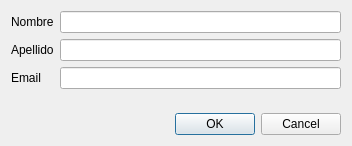
This is dialog.ui in JuannRob/final-lab2 as Qt 5 draws it before an edit. The edited form follows.
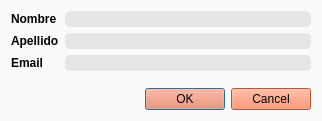
This is the edited form.

The edit to the form file:
```diff
--- a/dialog.ui
+++ b/dialog.ui
@@ -6,18 +6,27 @@
             <rect>
                 <x>0</x>
                 <y>0</y>
-                <width>352</width>
-                <height>146</height>
+    <width>322</width>
+    <height>121</height>
             </rect>
         </property>
         <property name="windowTitle">
             <string>Login</string>
         </property>
+  <property name="styleSheet">
+   <string notr="true">background-color: rgb(250, 250, 250);</string>
+  </property>
         <layout class="QVBoxLayout" name="verticalLayout">
             <item>
                 <layout class="QFormLayout" name="formLayout">
                     <item row="0" column="0">
                         <widget class="QLabel" name="label">
+       <property name="font">
+        <font>
+         <weight>75</weight>
+         <bold>true</bold>
+        </font>
+       </property>
                             <property name="text">
                                 <string>Nombre</string>
                             </property>
@@ -25,6 +34,9 @@
                     </item>
                     <item row="0" column="1">
                         <widget class="QLineEdit" name="nombre">
+       <property name="styleSheet">
+        <string notr="true">border-radius: 5; background-color:rgb(230,230,230);</string>
+       </property>
                             <property name="text">
                                 <string />
                             </property>
@@ -32,28 +44,58 @@
                     </item>
                     <item row="1" column="0">
                         <widget class="QLabel" name="label_2">
+       <property name="font">
+        <font>
+         <weight>75</weight>
+         <bold>true</bold>
+        </font>
+       </property>
                             <property name="text">
                                 <string>Apellido</string>
                             </property>
                         </widget>
                     </item>
                     <item row="1" column="1">
-                        <widget class="QLineEdit" name="apellido" />
+      <widget class="QLineEdit" name="apellido">
+       <property name="styleSheet">
+        <string notr="true">border-radius: 5; background-color:rgb(230,230,230);</string>
+       </property>
+      </widget>
                     </item>
                     <item row="2" column="0">
                         <widget class="QLabel" name="label_3">
+       <property name="font">
+        <font>
+         <weight>75</weight>
+         <bold>true</bold>
+        </font>
+       </property>
                             <property name="text">
                                 <string>Email</string>
                             </property>
                         </widget>
                     </item>
                     <item row="2" column="1">
-                        <widget class="QLineEdit" name="email" />
+      <widget class="QLineEdit" name="email">
+       <property name="styleSheet">
+        <string notr="true">border-radius: 5; background-color:rgb(230,230,230);</string>
+       </property>
+      </widget>
                     </item>
                 </layout>
             </item>
             <item>
                 <widget class="QDialogButtonBox" name="buttonBox">
+     <property name="font">
+      <font>
+       <weight>50</weight>
+       <bold>false</bold>
+       <kerning>true</kerning>
+      </font>
+     </property>
+     <property name="styleSheet">
+      <string notr="true">background-color:rgb(254, 120, 75);</string>
+     </property>
                     <property name="orientation">
                         <enum>Qt::Horizontal</enum>
                     </property>
```
Left out of the diff: 4 changed lines with no effect on the pictures. Lines whose indentation alone changed are shown as unchanged.
